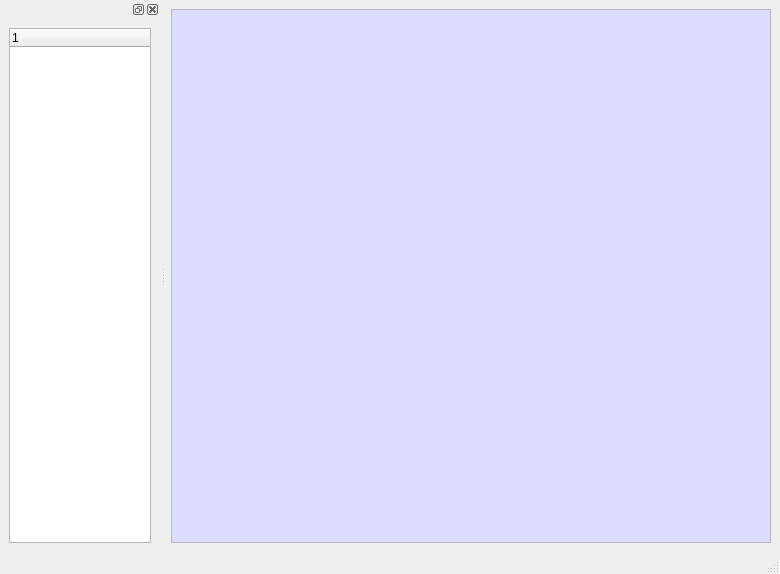
Before: the Qt Designer form BerEditor/content_main.ui in jykim74/BerEditor, drawn with Qt 5.
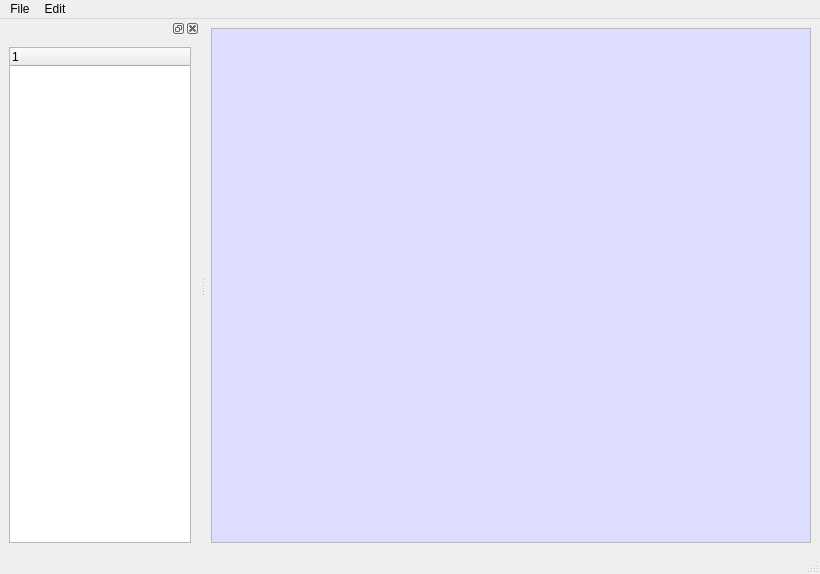
After: the same form once the commit is applied.

Diff of the .ui file:
```diff
--- a/BerEditor/content_main.ui
+++ b/BerEditor/content_main.ui
@@ -6,7 +6,7 @@
    <rect>
     <x>0</x>
     <y>0</y>
-    <width>780</width>
+    <width>817</width>
     <height>574</height>
    </rect>
   </property>
@@ -72,16 +72,39 @@
     <rect>
      <x>0</x>
      <y>0</y>
-     <width>780</width>
-     <height>24</height>
+     <width>817</width>
+     <height>22</height>
     </rect>
    </property>
+   <widget class="QMenu" name="menuFile">
+    <property name="title">
+     <string>File</string>
+    </property>
+    <addaction name="actionSave"/>
+    <addaction name="actionPrint"/>
+    <addaction name="actionPrint_Preview"/>
+    <addaction name="actionQuit"/>
+   </widget>
+   <widget class="QMenu" name="menuEdit">
+    <property name="title">
+     <string>Edit</string>
+    </property>
+    <addaction name="actionExpand_All"/>
+    <addaction name="actionExpand_Node"/>
+    <addaction name="actionCollapse_All"/>
+    <addaction name="actionCollapse_Node"/>
+    <addaction name="separator"/>
+    <addaction name="actionShow_Menu"/>
+    <addaction name="actionHide_Menu"/>
+   </widget>
+   <addaction name="menuFile"/>
+   <addaction name="menuEdit"/>
   </widget>
   <widget class="QStatusBar" name="statusbar"/>
   <widget class="QDockWidget" name="mMenuDock">
    <property name="minimumSize">
     <size>
-     <width>160</width>
+     <width>200</width>
      <height>120</height>
     </size>
    </property>
```
Left out of the diff: 53 changed lines with no effect on the pictures.
